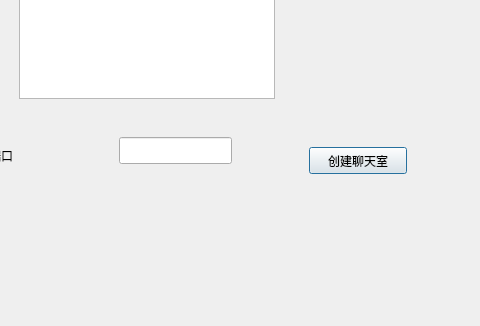
Before: the Qt Designer form Tcpserver/tcpserver.ui in Smallsherlly/QT-note, drawn with Qt 5; both pictures show x 91 to 571 and y 143 to 469 of the 571 by 469 pixel window.
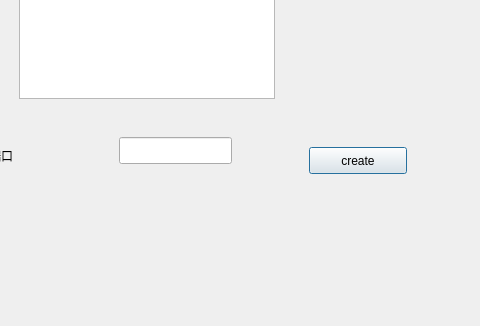
After: the same form once the commit is applied.

```diff
--- a/Tcpserver/tcpserver.ui
+++ b/Tcpserver/tcpserver.ui
@@ -56,7 +56,7 @@
     </rect>
    </property>
    <property name="text">
-    <string>创建聊天室</string>
+    <string>create</string>
    </property>
   </widget>
   <widget class="QLabel" name="label_2">
```
